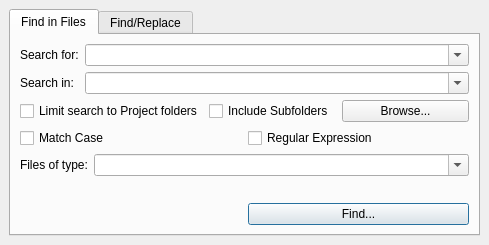
Before: the Qt Designer form common/searchdockwidget.ui in christopherpow/nesicide, drawn with Qt 5.
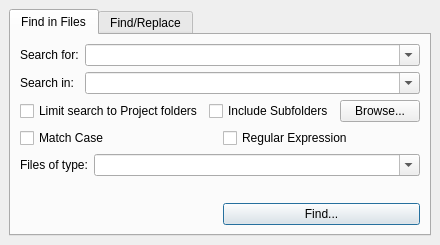
After: the same form once the commit is applied. The open tabs and pages were chosen to show the change. Icons and pictures are not drawn.

Diff of the .ui file:
```diff
--- a/common/searchdockwidget.ui
+++ b/common/searchdockwidget.ui
@@ -6,7 +6,7 @@
    <rect>
     <x>0</x>
     <y>0</y>
-    <width>489</width>
+    <width>408</width>
     <height>245</height>
    </rect>
   </property>
@@ -33,7 +33,7 @@
     </sizepolicy>
    </property>
    <layout class="QGridLayout" name="gridLayout_2">
-    <item row="2" column="0">
+    <item row="1" column="1">
      <widget class="QTabWidget" name="tabWidget">
       <property name="currentIndex">
        <number>1</number>
@@ -45,6 +45,9 @@
        <layout class="QGridLayout" name="gridLayout_3">
         <item row="0" column="0" colspan="2">
          <layout class="QFormLayout" name="formLayout">
+          <property name="fieldGrowthPolicy">
+           <enum>QFormLayout::AllNonFixedFieldsGrow</enum>
+          </property>
           <item row="0" column="0">
            <widget class="QLabel" name="label">
             <property name="text">
```
Left out of the diff: 17 changed lines with no effect on the pictures.
